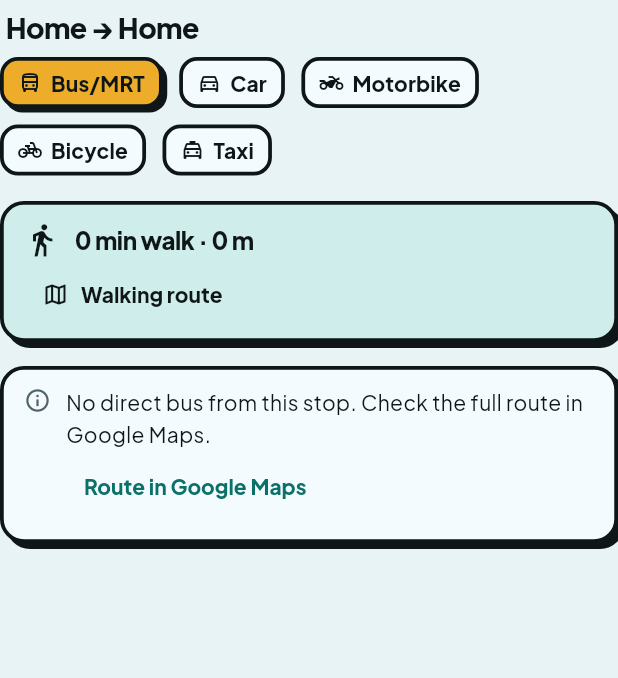
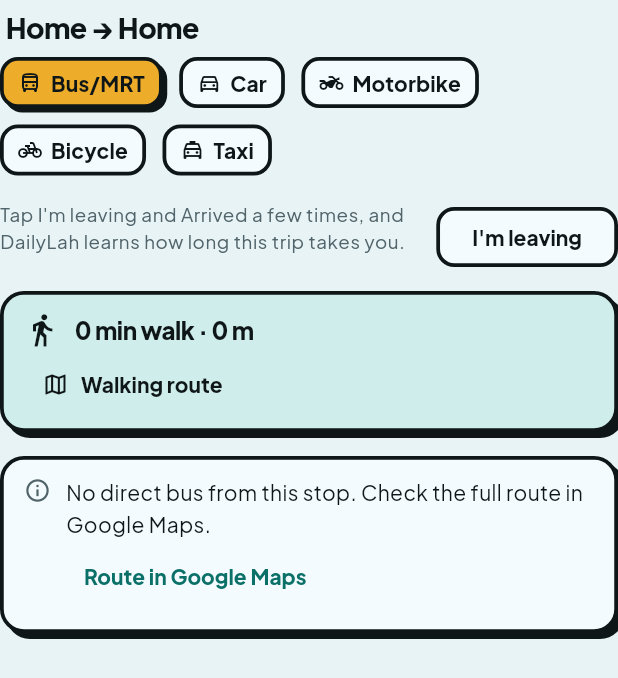
Before and after one commit to hndrwn-dk/dailylah, a Flutter app: the TripSection widget shown alone on an empty page, opened directly with empty values, on a phone screen of 412 x 824 dp. Shown: the top 678 px of the screen. Run offline on Flutter 3.47's test engine with Material 3 defaults, Android fonts, the phone set to English and light mode, and no system bars; our stand-ins replace dio, flutter_local_notifications, flutter_riverpod, geolocator, qr_flutter, share_plus and 1 more; missing offline and left inert: home_widget, workmanager; accounts and stored records are empty; network calls fail.

Commit message:
Know me: usual trip time and meal suggestions, logged on this phone
The trip card has I'm leaving / Arrived. After three trips it says how long
the trip usually takes door to door, on rainy days too, and when you would
arrive if you left now. Hawkers in Nearby > Eat get an Ate here button; after
three meals at one place in a month, Eat suggests the nearest other hawker
open today. More > Extras has Learn my habits and Delete my history. Nothing
leaves the phone or goes into the family share code.

Co-Authored-By: Claude Opus 5.5 <noreply@anthropic.com>
Claude-Session: https://claude.ai/code/session_01QEj35UtFj3qRbUZsAT2WLz

```diff
--- a/app/lib/logic.dart
+++ b/app/lib/logic.dart
@@ -1540,3 +1540,6 @@ List<TripAdvice> tripAdvice({
   ];
   return out.take(2).toList();
 }
+
+/// "8:05" style clock time.
+String clockLabel(DateTime t) => '${t.hour}:${t.minute.toString().padLeft(2, '0')}';
--- a/app/lib/ui/trip.dart
+++ b/app/lib/ui/trip.dart
@@ -84,8 +84,87 @@ class TripSection extends ConsumerWidget {
             },
           ),
         ),
+        _TripTimer(from: from, to: to),
         body,
       ],
+    );
+  }
+}
+
+/// Know me: "I'm leaving" / "Arrived" logs door-to-door time on this phone, and after a
+/// few trips the card says how long this trip usually takes (and on rainy days).
+class _TripTimer extends ConsumerWidget {
+  const _TripTimer({required this.from, required this.to});
+  final Place from;
+  final Place to;
+
+  @override
+  Widget build(BuildContext context, WidgetRef ref) {
+    if (!ref.watch(favoritesProvider.select((f) => f.learnHabits))) return const SizedBox.shrink();
+    final s = ref.watch(stringsProvider);
+    final t = Theme.of(context).textTheme;
+    final h = ref.watch(habitsProvider);
+    final now = ref.watch(clockProvider).valueOrNull ?? DateTime.now();
+    final route = '${from.kind.name}>${to.kind.name}';
+    final rain = ref.watch(rainfallProvider).valueOrNull;
+    final forecast = ref.watch(forecastProvider).valueOrNull;
+    final rainy = (rain != null && (rainfallNear(rain, from.lat, from.lng)?.$2 ?? 0) > 0) ||
+        (forecast != null && (forecastNear(forecast, from.lat, from.lng)?.isRainy ?? false));
+
+    if (h.tripRoute == route && h.tripStart != null) {
+      final start = h.tripStart!;
+      return Panel(
+        color: DL.mint,
+        child: Padding(
+          padding: const EdgeInsets.fromLTRB(16, 12, 12, 12),
+          child: Row(
+            children: [
+              const Icon(Icons.timer_outlined, color: DL.ink),
+              const SizedBox(width: 10),
+              Expanded(
+                child: Text(s.onTheWay(clockLabel(start), s.durationShort(now.difference(start).inMinutes)),
+                    style: t.titleSmall?.copyWith(color: DL.ink)),
+              ),
+              FilledButton(
+                onPressed: () async {
+                  final messenger = ScaffoldMessenger.of(context);
+                  final m = await ref.read(habitsProvider.notifier).finishTrip(DateTime.now());
+                  messenger.showSnackBar(SnackBar(content: Text(m == null ? s.tripTooShort : s.tripLogged(m))));
+                },
+                child: Text(s.arrived),
+              ),
+            ],
+          ),
+        ),
+      );
+    }
+
+    final stats = tripStats(h.trips, route);
+    final usual = rainy ? (stats.rainy ?? stats.usual) : stats.usual;
+    return Padding(
+      padding: const EdgeInsets.only(bottom: 12),
+      child: Row(
+        crossAxisAlignment: CrossAxisAlignment.start,
+        children: [
+          Expanded(
+            child: Text(
+              stats.usual == null
+                  ? s.tripLearnHint
+                  : [
+                      s.usualTrip(stats.usual!, stats.count),
+                      if (stats.rainy != null) s.rainyTrip(stats.rainy!),
+                      if (usual != null) s.arriveAbout(clockLabel(now.add(Duration(minutes: usual)))),
+                    ].join(' '),
+              style: stats.usual == null ? t.bodySmall : t.bodyMedium,
+            ),
+          ),
+          const SizedBox(width: 8),
+          OutlinedButton(
+            onPressed: () => ref.read(habitsProvider.notifier).startTrip(route, DateTime.now(), rainy: rainy),
+            child: Text(s.imLeaving),
+          ),
+        ],
+      ),
     );
   }
 }
```
Also changed, not shown: app/lib/ui/more.dart (+21 -0 lines), app/lib/ui/nearby.dart (+22 -1 lines), 1 other file.
